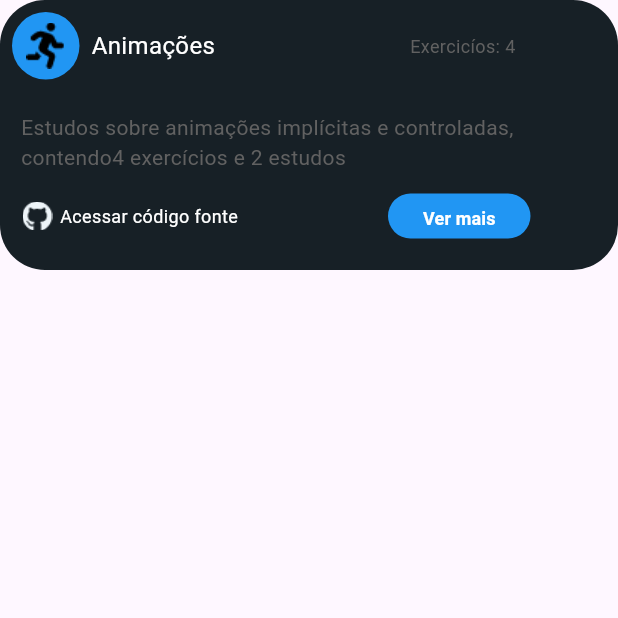
After one commit to VinicioSantosOliveira/app_masterclass, a Flutter app: the CustomContainer screen opened by its route, on a phone screen of 412 x 824 dp, the top half of it. The commit adds this screen. Run offline on Flutter 3.47's test engine with Material 3 defaults, Android fonts, the phone set to English and light mode, and no system bars.

Commit message:
feat: adicionei alguns botoes

```diff
--- /dev/null
+++ b/lib/custom_container.dart
@@ -0,0 +1,117 @@
+import 'package:flutter/material.dart';
+
+class CustomContainer extends StatelessWidget {
+  const CustomContainer({super.key});
+
+  @override
+  Widget build(BuildContext context) {
+    final size = MediaQuery.sizeOf(context);
+
+    return Scaffold(
+      body: Container(
+        alignment: Alignment.topCenter,
+        height: 180,
+        width: size.width * 1,
+        decoration: BoxDecoration(
+          color: const Color.fromRGBO(23, 32, 38, 1),
+          borderRadius: BorderRadius.circular(30),
+        ),
+        child: Column(
+          children: [
+            Row(
+              children: [
+                Padding(
+                  padding: const EdgeInsets.all(8.0),
+                  child: Container(
+                    height: 45,
+                    width: 45,
+                    decoration: BoxDecoration(
+                      color: Colors.blue,
+                      borderRadius: BorderRadius.circular(40),
+                    ),
+                    child: Image.asset(
+                      'assets/images/Icon awesome-running.png',
+                    ),
+                  ),
+                ),
+                const Text(
+                  'Animações',
+                  style: TextStyle(
+                    color: Colors.white,
+                    fontSize: 16,
+                  ),
+                ),
+                Padding(
+                  padding: const EdgeInsets.only(left: 130),
+                  child: Text(
+                    'Exercicíos: 4',
+                    style: TextStyle(
+                      color: Colors.grey[700],
+                      fontSize: 12,
+                    ),
+                  ),
+                ),
+              ],
+            ),
+            Padding(
+              padding: const EdgeInsets.all(14.0),
+              child: SizedBox(
+                height: 40,
+                width: size.width * 1,
+                child: Text(
+                  'Estudos sobre animações implícitas e controladas, contendo4 exercícios e 2 estudos',
+                  style: TextStyle(color: Colors.grey[700]),
+                ),
+              ),
+            ),
+            Padding(
+              padding: const EdgeInsets.only(left: 15),
+              child: Row(
+                children: [
+                  Padding(
+                    padding: const EdgeInsets.only(right: 5),
+                    child: Image.asset(
+                      'assets/images/Icon awesome-github.png',
+                      height: 20,
+                      width: 20,
+                    ),
+                  ),
+                  const Text(
+                    'Acessar código fonte',
+                    style: TextStyle(
+                      color: Colors.white,
+                      fontSize: 12,
+                    ),
+                  ),
+                  Padding(
+                    padding: const EdgeInsets.only(left: 100),
+                    child: SizedBox(
+                      height: 30,
+                      width: 95,
+                      child: TextButton(
+                        style: const ButtonStyle(
+                          backgroundColor: MaterialStatePropertyAll(
+                            Colors.blue,
+                          ),
+                        ),
+                        onPressed: () {},
+                        child: const Text(
+                          'Ver mais',
+                          style: TextStyle(
+                            fontSize: 12,
+                            color: Colors.white,
+                            fontWeight: FontWeight.w600,
+                          ),
+                        ),
+                      ),
+                    ),
+                  ),
+                ],
+              ),
+            ),
+          ],
+        ),
+      ),
+    );
+  }
+}
--- a/lib/my_app.dart
+++ b/lib/my_app.dart
@@ -1,3 +1,4 @@
+import 'package:app_masterclass/custom_container.dart';
 import 'package:app_masterclass/splash_page.dart';
 import 'package:flutter/material.dart';
 import 'my_home_page.dart';
@@ -10,7 +11,8 @@ class MyApp extends StatelessWidget {
     return MaterialApp(
       routes: {
         '/': (context) => const SplashPage(),
-        '/home': (context) => const MyHomePage()
+        '/home': (context) => const MyHomePage(),
+        '/customContainer': (context) => const CustomContainer(),
       },
     );
   }
--- a/lib/my_home_page.dart
+++ b/lib/my_home_page.dart
@@ -212,7 +212,10 @@ class MyHomePage extends StatelessWidget {
             Row(
               mainAxisAlignment: MainAxisAlignment.center,
               children: [
-                SizedBox(
+                InkWell(
+                  borderRadius: BorderRadius.circular(20),
+                  onTap: () {},
+                  child: SizedBox(
                     height: 70,
                     width: 85,
                     child: Padding(
@@ -238,6 +241,7 @@ class MyHomePage extends StatelessWidget {
                       ),
                     ),
                   ),
+                ),
                 SizedBox(
                   height: 50,
                   width: 50,
@@ -253,7 +257,10 @@ class MyHomePage extends StatelessWidget {
                     ),
                   ),
                 ),
-                SizedBox(
+                InkWell(
+                  borderRadius: BorderRadius.circular(20),
+                  onTap: () {},
+                  child: SizedBox(
                     height: 70,
                     width: 85,
                     child: Column(
@@ -268,6 +275,7 @@ class MyHomePage extends StatelessWidget {
                           style: TextStyle(color: Colors.white),
                         ),
                       ],
+                    ),
                   ),
                 ),
                 SizedBox(
@@ -285,7 +293,10 @@ class MyHomePage extends StatelessWidget {
                     ),
                   ),
                 ),
-                const SizedBox(
+                InkWell(
+                  borderRadius: BorderRadius.circular(20),
+                  onTap: () {},
+                  child: const SizedBox(
                     height: 70,
                     width: 85,
                     child: Column(
@@ -304,6 +315,7 @@ class MyHomePage extends StatelessWidget {
                       ],
                     ),
                   ),
+                ),
               ],
             ),
           ],
```
Lines whose indentation alone changed are shown as unchanged.
